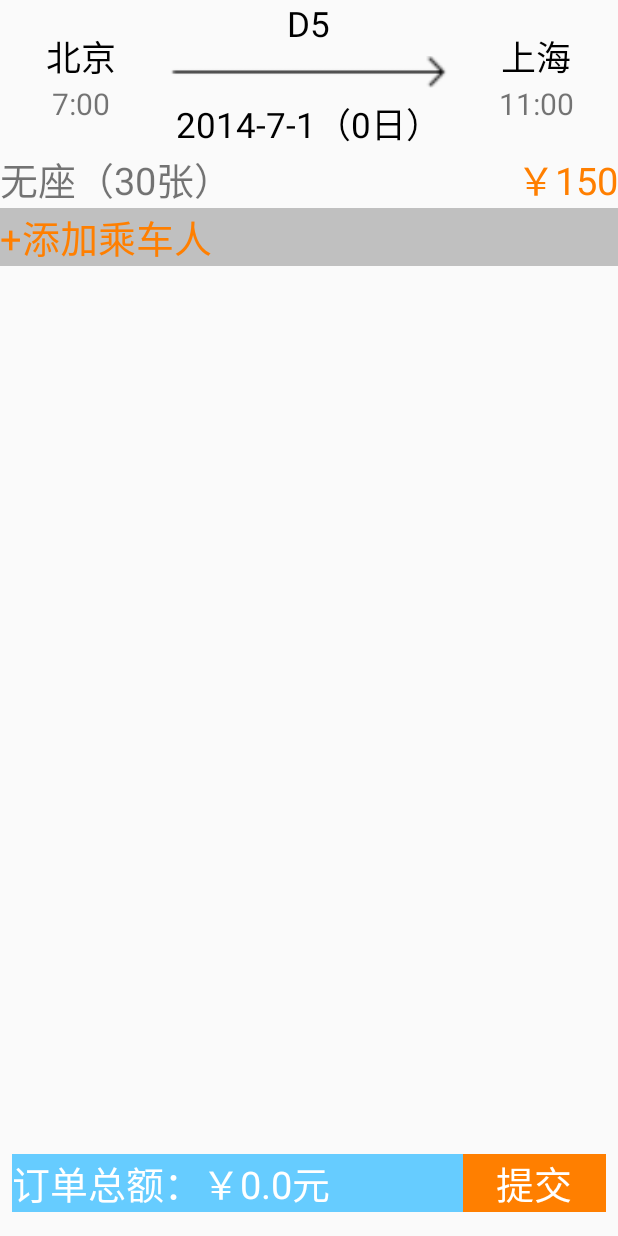
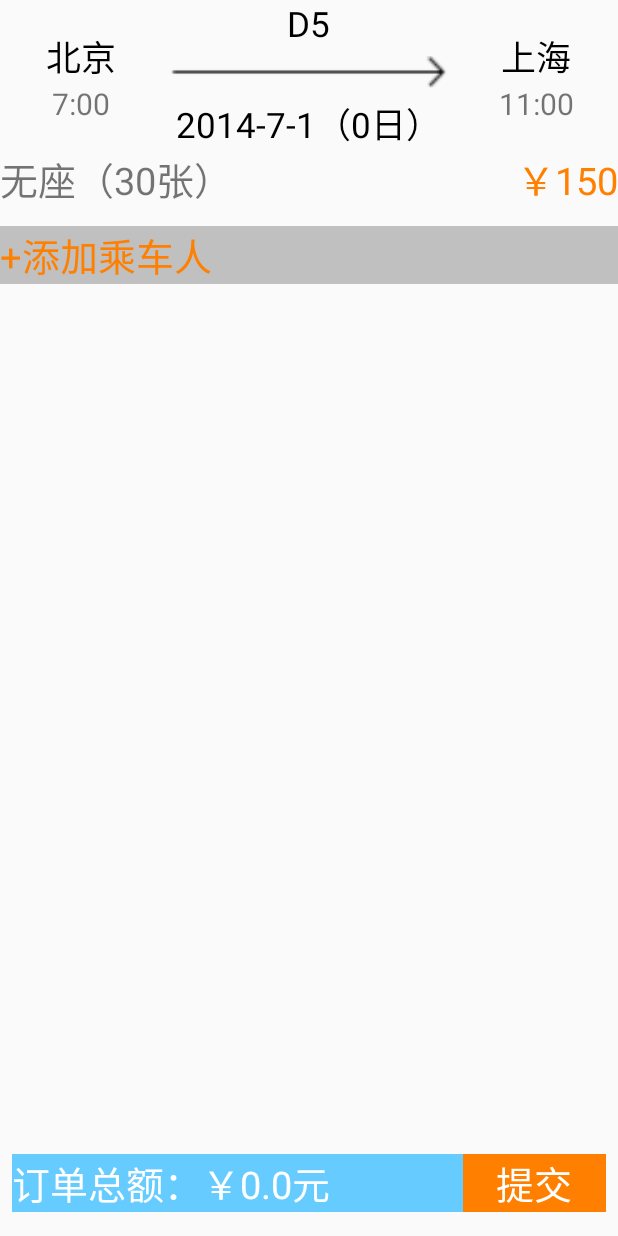
Before and after one commit to Yuhong-d/My12306, an Android app: the layout layout_ticket_booking.xml on its own in the app's theme, with its tools: preview values and no code run, on a phone screen of 412 x 824 dp. Run offline under Robolectric (Android 15) with nearby library versions, the light colour scheme and no system bars.

Commit message:
周二4.0

```diff
--- a/app/src/main/java/com/example/abc123/my12306/SearchListDbOperation.java
+++ b/app/src/main/java/com/example/abc123/my12306/SearchListDbOperation.java
@@ -39,6 +39,7 @@ public class SearchListDbOperation {
         Cursor cursor = recordsDb.query(tableName, null, null, null, null, null, null);
         while (cursor.moveToNext()) {
             if (record.equals(cursor.getString(cursor.getColumnIndexOrThrow("placename")))) {
+
                 isHasRecord = true;
             }
         }
--- a/app/src/main/res/layout/layout_ticket_booking.xml
+++ b/app/src/main/res/layout/layout_ticket_booking.xml
@@ -1,11 +1,10 @@
 <?xml version="1.0" encoding="utf-8"?>
 
-    <androidx.constraintlayout.widget.ConstraintLayout
-        xmlns:android="http://schemas.android.com/apk/res/android"
-        xmlns:app="http://schemas.android.com/apk/res-auto"
-        xmlns:tools="http://schemas.android.com/tools"
-        android:layout_width="match_parent"
-        android:layout_height="match_parent">
+<androidx.constraintlayout.widget.ConstraintLayout xmlns:android="http://schemas.android.com/apk/res/android"
+    xmlns:app="http://schemas.android.com/apk/res-auto"
+    xmlns:tools="http://schemas.android.com/tools"
+    android:layout_width="match_parent"
+    android:layout_height="match_parent">
 
     <LinearLayout
         android:id="@+id/linearLayout2"
@@ -133,15 +132,6 @@
                 android:textSize="25sp" />
         </LinearLayout>
 
-        <TextView
-            android:id="@+id/tv_addhuman"
-            android:layout_width="match_parent"
-            android:layout_height="wrap_content"
-            android:background="@color/gray"
-            android:text="+添加乘车人"
-            android:textColor="@color/orange"
-            android:textSize="25sp" />
-
     </LinearLayout>
 
     <LinearLayout
@@ -180,14 +170,26 @@
 
     <ListView
         android:id="@+id/ls"
-        android:layout_width="0dp"
-        android:layout_height="wrap_content"
-        app:layout_constraintBottom_toTopOf="@+id/linearLayout"
+        android:layout_width="411dp"
+        android:layout_height="0dp"
         app:layout_constraintEnd_toEndOf="parent"
         app:layout_constraintHorizontal_bias="1.0"
         app:layout_constraintStart_toStartOf="parent"
-        app:layout_constraintTop_toBottomOf="@+id/linearLayout7"
-        app:layout_constraintVertical_bias="0.0" />
+        app:layout_constraintTop_toBottomOf="@+id/tv_addhuman" />
+
+    <TextView
+        android:id="@+id/tv_addhuman"
+        android:layout_width="match_parent"
+        android:layout_height="wrap_content"
+        android:layout_marginTop="12dp"
+        android:background="@color/gray"
+        android:text="+添加乘车人"
+        android:textColor="@color/orange"
+        android:textSize="25sp"
+        app:layout_constraintEnd_toEndOf="parent"
+        app:layout_constraintHorizontal_bias="0.0"
+        app:layout_constraintStart_toStartOf="parent"
+        app:layout_constraintTop_toBottomOf="@+id/linearLayout7" />
 
 
 </androidx.constraintlayout.widget.ConstraintLayout>
--- a/app/src/main/res/layout/ticket_addusr_list_item.xml
+++ b/app/src/main/res/layout/ticket_addusr_list_item.xml
@@ -21,16 +21,19 @@
             android:layout_width="wrap_content"
             android:layout_height="wrap_content"
             android:text="张三(成人)"
+            android:textSize="20sp"
             android:textAppearance="?android:attr/textAppearanceMedium"/>
         <TextView
             android:id="@+id/tvIdCard"
             android:layout_width="wrap_content"
             android:layout_height="wrap_content"
+            android:textSize="20sp"
             android:text="身份证:289849765376387245"/>
         <TextView
             android:id="@+id/tvTel"
             android:layout_width="wrap_content"
             android:layout_height="wrap_content"
+            android:textSize="20sp"
             android:text="电话:13889898923"/>
     </LinearLayout>
     <ImageView
```
Also changed, not shown: app/src/main/java/com/example/abc123/my12306/Fragment/TicketFragment.java (+5 -3 lines), app/src/main/java/com/example/abc123/my12306/Ticket/TicketBookingActivity.java (+0 -48 lines).
